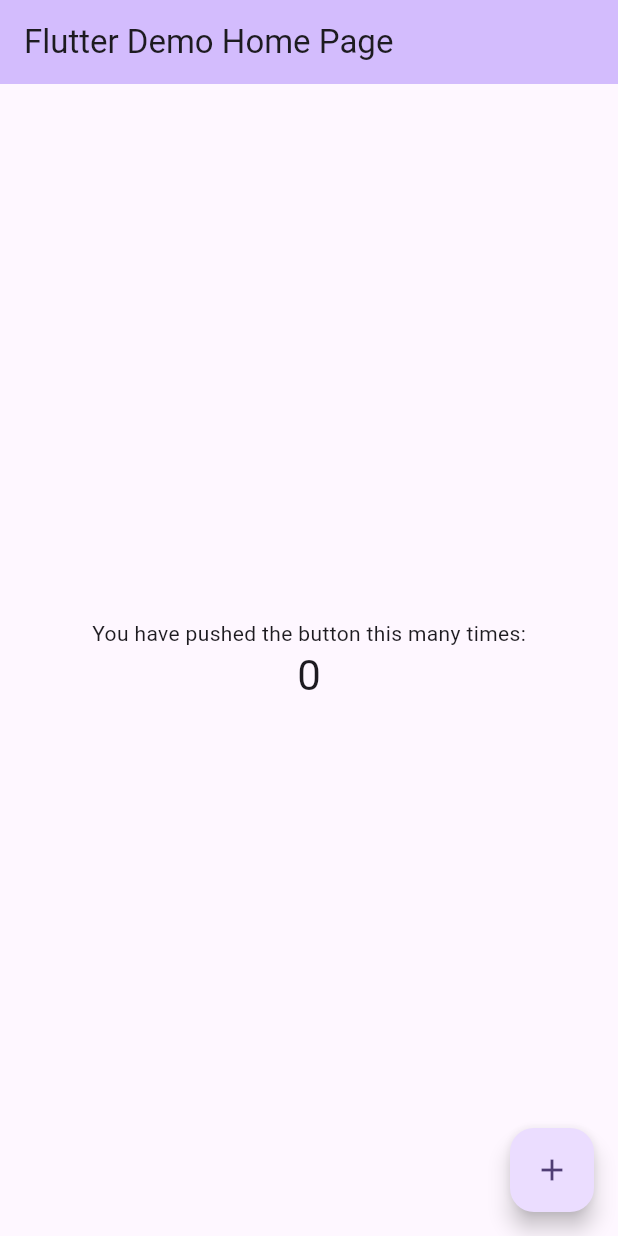
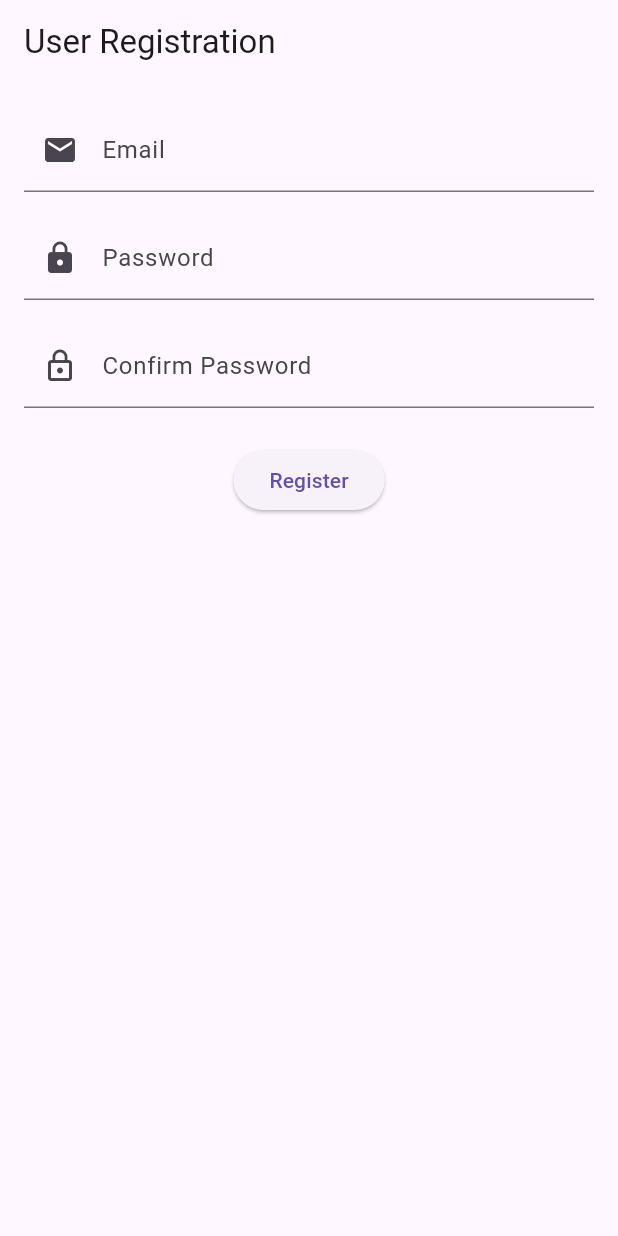
Before and after one commit to farhnsaptr/hai, a Flutter app: the screen it shows after launch, on a phone screen of 412 x 824 dp. Run offline on Flutter 3.47's test engine with Material 3 defaults, Android fonts, the phone set to English and light mode, and no system bars.

Commit message:
tugas praktikum 3

```diff
--- a/lib/main.dart
+++ b/lib/main.dart
@@ -1,4 +1,5 @@
 import 'package:flutter/material.dart';
+import 'user_registration_form.dart';
 
 void main() {
   runApp(const MyApp());
@@ -7,116 +8,13 @@ void main() {
 class MyApp extends StatelessWidget {
   const MyApp({super.key});
 
-  // This widget is the root of your application.
   @override
   Widget build(BuildContext context) {
     return MaterialApp(
-      title: 'Flutter Demo',
-      theme: ThemeData(
-        // This is the theme of your application.
-        //
-        // TRY THIS: Try running your application with "flutter run". You'll see
-        // the application has a purple toolbar. Then, without quitting the app,
-        // try changing the seedColor in the colorScheme below to Colors.green
-        // and then invoke "hot reload" (save your changes or press the "hot
-        // reload" button in a Flutter-supported IDE, or press "r" if you used
-        // the command line to start the app).
-        //
-        // Notice that the counter didn't reset back to zero; the application
-        // state is not lost during the reload. To reset the state, use hot
-        // restart instead.
-        //
-        // This works for code too, not just values: Most code changes can be
-        // tested with just a hot reload.
-        colorScheme: ColorScheme.fromSeed(seedColor: Colors.deepPurple),
-      ),
-      home: const MyHomePage(title: 'Flutter Demo Home Page'),
+      title: 'User Registration',
+      debugShowCheckedModeBanner: false,
+      theme: ThemeData(primarySwatch: Colors.blue),
+      home: const UserRegistrationForm(),
     );
   }
 }
-
-class MyHomePage extends StatefulWidget {
-  const MyHomePage({super.key, required this.title});
-
-  // This widget is the home page of your application. It is stateful, meaning
-  // that it has a State object (defined below) that contains fields that affect
-  // how it looks.
-
-  // This class is the configuration for the state. It holds the values (in this
-  // case the title) provided by the parent (in this case the App widget) and
-  // used by the build method of the State. Fields in a Widget subclass are
-  // always marked "final".
-
-  final String title;
-
-  @override
-  State<MyHomePage> createState() => _MyHomePageState();
-}
-
-class _MyHomePageState extends State<MyHomePage> {
-  int _counter = 0;
-
-  void _incrementCounter() {
-    setState(() {
-      // This call to setState tells the Flutter framework that something has
-      // changed in this State, which causes it to rerun the build method below
-      // so that the display can reflect the updated values. If we changed
-      // _counter without calling setState(), then the build method would not be
-      // called again, and so nothing would appear to happen.
-      _counter++;
-    });
-  }
-
-  @override
-  Widget build(BuildContext context) {
-    // This method is rerun every time setState is called, for instance as done
-    // by the _incrementCounter method above.
-    //
-    // The Flutter framework has been optimized to make rerunning build methods
-    // fast, so that you can just rebuild anything that needs updating rather
-    // than having to individually change instances of widgets.
-    return Scaffold(
-      appBar: AppBar(
-        // TRY THIS: Try changing the color here to a specific color (to
-        // Colors.amber, perhaps?) and trigger a hot reload to see the AppBar
-        // change color while the other colors stay the same.
-        backgroundColor: Theme.of(context).colorScheme.inversePrimary,
-        // Here we take the value from the MyHomePage object that was created by
-        // the App.build method, and use it to set our appbar title.
-        title: Text(widget.title),
-      ),
-      body: Center(
-        // Center is a layout widget. It takes a single child and positions it
-        // in the middle of the parent.
-        child: Column(
-          // Column is also a layout widget. It takes a list of children and
-          // arranges them vertically. By default, it sizes itself to fit its
-          // children horizontally, and tries to be as tall as its parent.
-          //
-          // Column has various properties to control how it sizes itself and
-          // how it positions its children. Here we use mainAxisAlignment to
-          // center the children vertically; the main axis here is the vertical
-          // axis because Columns are vertical (the cross axis would be
-          // horizontal).
-          //
-          // TRY THIS: Invoke "debug painting" (choose the "Toggle Debug Paint"
-          // action in the IDE, or press "p" in the console), to see the
-          // wireframe for each widget.
-          mainAxisAlignment: MainAxisAlignment.center,
-          children: <Widget>[
-            const Text('You have pushed the button this many times:'),
-            Text(
-              '$_counter',
-              style: Theme.of(context).textTheme.headlineMedium,
-            ),
-          ],
-        ),
-      ),
-      floatingActionButton: FloatingActionButton(
-        onPressed: _incrementCounter,
-        tooltip: 'Increment',
-        child: const Icon(Icons.add),
-      ), // This trailing comma makes auto-formatting nicer for build methods.
-    );
-  }
-}
--- /dev/null
+++ b/lib/user_registration_form.dart
@@ -0,0 +1,111 @@
+import 'package:flutter/material.dart';
+
+class UserRegistrationForm extends StatefulWidget {
+  const UserRegistrationForm({super.key});
+
+  @override
+  State<UserRegistrationForm> createState() => _UserRegistrationFormState();
+}
+
+class _UserRegistrationFormState extends State<UserRegistrationForm> {
+  final _formKey = GlobalKey<FormState>();
+  final _emailController = TextEditingController();
+  final _passwordController = TextEditingController();
+  final _confirmPasswordController = TextEditingController();
+
+  void _submitForm() {
+    if (_formKey.currentState!.validate()) {
+      ScaffoldMessenger.of(context).showSnackBar(
+        SnackBar(
+          content: Text(
+            "Registrasi berhasil!\nEmail: ${_emailController.text}",
+          ),
+        ),
+      );
+    }
+  }
+
+  @override
+  void dispose() {
+    _emailController.dispose();
+    _passwordController.dispose();
+    _confirmPasswordController.dispose();
+    super.dispose();
+  }
+
+  @override
+  Widget build(BuildContext context) {
+    return Scaffold(
+      appBar: AppBar(title: const Text("User Registration")),
+      body: Padding(
+        padding: const EdgeInsets.all(16.0),
+        child: Form(
+          key: _formKey,
+          child: Column(
+            children: [
+              // Email Field
+              TextFormField(
+                controller: _emailController,
+                decoration: const InputDecoration(
+                  labelText: "Email",
+                  prefixIcon: Icon(Icons.email),
+                ),
+                validator: (value) {
+                  if (value == null || value.isEmpty) {
+                    return "Email tidak boleh kosong";
+                  } else if (!value.contains('@')) {
+                    return "Format email tidak valid";
+                  }
+                  return null;
+                },
+              ),
+              const SizedBox(height: 16),
+
+              // Password Field
+              TextFormField(
+                controller: _passwordController,
+                decoration: const InputDecoration(
+                  labelText: "Password",
+                  prefixIcon: Icon(Icons.lock),
+                ),
+                obscureText: true,
+                validator: (value) {
+                  if (value == null || value.isEmpty) {
+                    return "Password tidak boleh kosong";
+                  }
+                  return null;
+                },
+              ),
+              const SizedBox(height: 16),
+
+              // Confirm Password Field
+              TextFormField(
+                controller: _confirmPasswordController,
+                decoration: const InputDecoration(
+                  labelText: "Confirm Password",
+                  prefixIcon: Icon(Icons.lock_outline),
+                ),
+                obscureText: true,
+                validator: (value) {
+                  if (value == null || value.isEmpty) {
+                    return "Konfirmasi password tidak boleh kosong";
+                  } else if (value != _passwordController.text) {
+                    return "Password tidak sama";
+                  }
+                  return null;
+                },
+              ),
+              const SizedBox(height: 24),
+
+              // Submit Button
+              ElevatedButton(
+                onPressed: _submitForm,
+                child: const Text("Register"),
+              ),
+            ],
+          ),
+        ),
+      ),
+    );
+  }
+}
```
